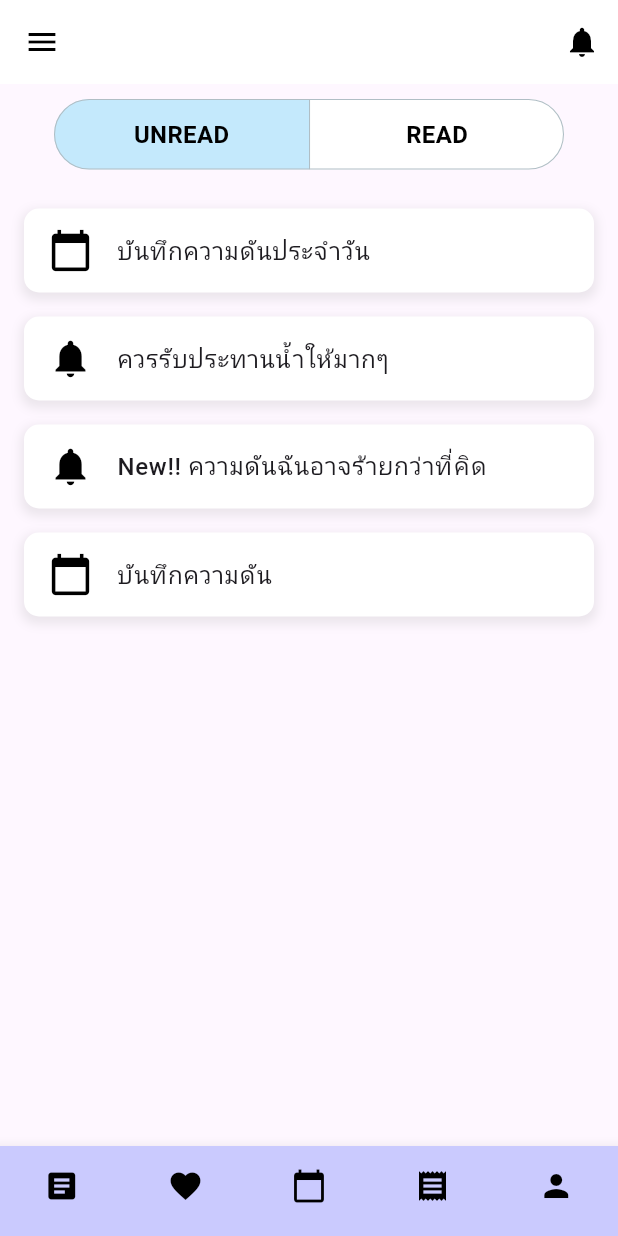
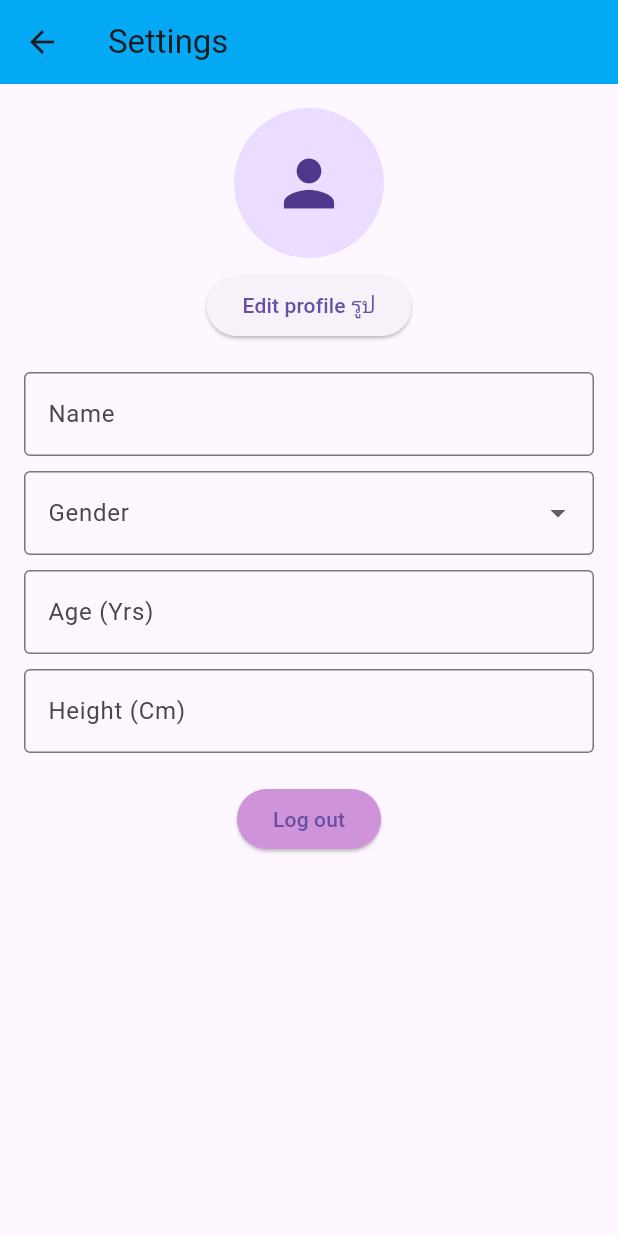
Before and after one commit to Sorasak-dev/E-MIB., a Flutter app: the MyHomePage screen opened directly, after a tap on "More", on a phone screen of 412 x 824 dp. Run offline on Flutter 3.47's test engine with Material 3 defaults, Android fonts, the phone set to English and light mode, and no system bars; drawn by our look-alikes of material_segmented_control; our stand-ins replace cloud_firestore, firebase_auth, firebase_core, firebase_messaging, flutter_local_notifications, font_awesome_flutter and 2 more; accounts and stored records are empty.

Commit message:
เพิ่มการจำยุสเสอเมื่อล้อกอิน เพิ่มหน้าเซตติ้ง

```diff
--- /dev/null
+++ b/lib/user/firstpage/setting.dart
@@ -0,0 +1,124 @@
+import 'package:flutter/material.dart';
+import 'package:image_picker/image_picker.dart';
+import 'dart:io';
+import 'package:emib_hospital/user/firstpage/login.dart';
+
+class SettingsPage extends StatefulWidget {
+  const SettingsPage({super.key});
+
+  @override
+  _SettingsPageState createState() => _SettingsPageState();
+}
+
+class _SettingsPageState extends State<SettingsPage> {
+  final TextEditingController _nameController = TextEditingController();
+  final TextEditingController _ageController = TextEditingController();
+  final TextEditingController _heightController = TextEditingController();
+  String? _gender;
+  XFile? _profileImage;
+
+  Future<void> _pickImage() async {
+    final ImagePicker picker = ImagePicker();
+    final XFile? pickedImage =
+        await picker.pickImage(source: ImageSource.gallery);
+
+    if (pickedImage != null) {
+      setState(() {
+        _profileImage = pickedImage;
+      });
+    }
+  }
+
+  @override
+  Widget build(BuildContext context) {
+    return Scaffold(
+      appBar: AppBar(
+        title: const Text("Settings"),
+        backgroundColor: Colors.lightBlue,
+      ),
+      body: Padding(
+        padding: const EdgeInsets.all(16.0),
+        child: Column(
+          crossAxisAlignment: CrossAxisAlignment.center,
+          children: [
+            CircleAvatar(
+              radius: 50,
+              backgroundImage: _profileImage != null
+                  ? FileImage(File(_profileImage!.path))
+                  : null,
+              child: _profileImage == null
+                  ? const Icon(Icons.person, size: 50)
+                  : null,
+            ),
+            const SizedBox(height: 8),
+            ElevatedButton(
+              onPressed: _pickImage,
+              child: const Text("Edit profile รูป"),
+            ),
+            const SizedBox(height: 20),
+            TextField(
+              controller: _nameController,
+              decoration: const InputDecoration(
+                labelText: 'Name',
+                border: OutlineInputBorder(),
+              ),
+            ),
+            const SizedBox(height: 10),
+            DropdownButtonFormField<String>(
+              value: _gender,
+              items: const [
+                DropdownMenuItem(value: 'Male', child: Text('Male')),
+                DropdownMenuItem(value: 'Female', child: Text('Female')),
+                DropdownMenuItem(value: 'Other', child: Text('Other')),
+              ],
+              onChanged: (String? newValue) {
+                setState(() {
+                  _gender = newValue;
+                });
+              },
+              decoration: const InputDecoration(
+                labelText: 'Gender',
+                border: OutlineInputBorder(),
+              ),
+            ),
+            const SizedBox(height: 10),
+            TextField(
+              controller: _ageController,
+              keyboardType: TextInputType.number,
+              decoration: const InputDecoration(
+                labelText: 'Age (Yrs)',
+                border: OutlineInputBorder(),
+              ),
+            ),
+            const SizedBox(height: 10),
+            TextField(
+              controller: _heightController,
+              keyboardType: TextInputType.number,
+              decoration: const InputDecoration(
+                labelText: 'Height (Cm)',
+                border: OutlineInputBorder(),
+              ),
+            ),
+            const SizedBox(height: 20),
+            ElevatedButton(
+              onPressed: () {
+                // เมื่อกด Log out ให้เปลี่ยนไปที่หน้า LoginPage
+                Navigator.pushReplacement(
+                  context,
+                  MaterialPageRoute(builder: (context) => const LoginPage()),
+                );
+              },
+              style: ElevatedButton.styleFrom(
+                backgroundColor: Colors.purple[200],
+                shape: RoundedRectangleBorder(
+                  borderRadius: BorderRadius.circular(20),
+                ),
+              ),
+              child: const Text('Log out'),
+            ),
+          ],
+        ),
+      ),
+    );
+  }
+}
--- a/lib/user/homepage.dart
+++ b/lib/user/homepage.dart
@@ -1,6 +1,7 @@
 import 'package:emib_hospital/user/calender.dart';
 import 'package:flutter/material.dart';
 import 'package:emib_hospital/Nevigation/notification_page.dart';
+import 'package:emib_hospital/user/firstpage/setting.dart';
 
 void main() {
   runApp(const MyApp());
@@ -159,7 +160,7 @@ class _MyHomePageState extends State<MyHomePage> {
                                   context,
                                   MaterialPageRoute(
                                       builder: (context) =>
-                                          NotificationPage()), // ไปหน้า Noti
+                                          SettingsPage()), // ไปหน้า Noti
                                 );
                               },
                               child: Text('More'),
--- a/pubspec.yaml
+++ b/pubspec.yaml
@@ -45,6 +45,7 @@ dependencies:
   cloud_firestore: ^5.4.2
   firebase_messaging: ^15.1.4
   flutter_local_notifications: ^18.0.0
+  image_picker: ^0.8.4+8
 
 dev_dependencies:
   flutter_test:
```
Also changed, not shown: lib/main.dart (+10 -140 lines), lib/user/firstpage/auth_check.dart (added, +17 -0 lines), lib/user/firstpage/notification_service.dart (added, +54 -0 lines), pubspec.lock, 5 other files.
